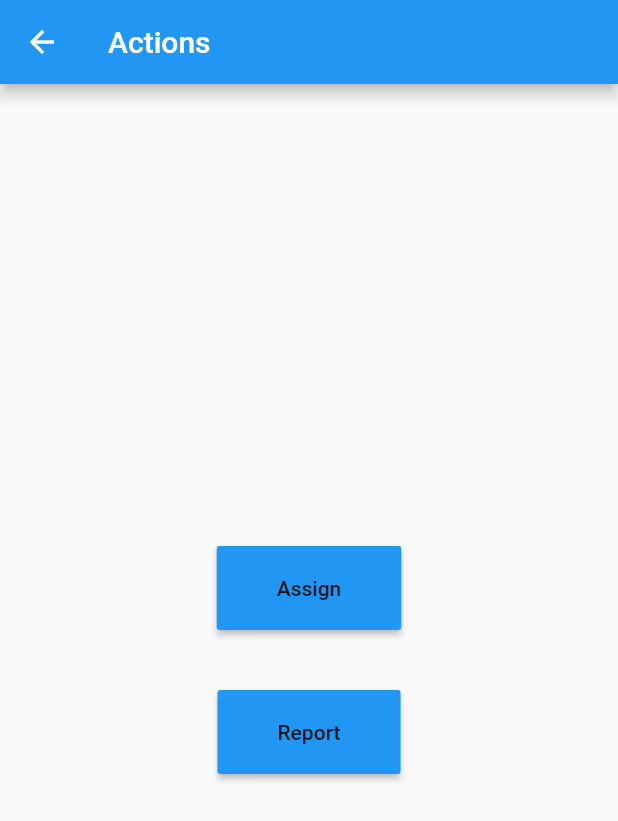
After one commit to iam-srinivas/firebase_login, a Flutter app: the ActionPage screen opened by its route, on a phone screen of 412 x 824 dp. The commit adds this screen. Shown: the top 821 px of the screen. Run offline on Flutter 3.47's test engine with Material 2 defaults, Android fonts, the phone set to English and light mode, and no system bars; our stand-ins replace cloud_firestore, firebase_auth; accounts and stored records are empty.

Commit message:
Actions page Included

```diff
--- /dev/null
+++ b/lib/actions.dart
@@ -0,0 +1,44 @@
+import 'package:flutter/material.dart';
+
+class ActionPage extends StatefulWidget {
+  @override
+  _ActionPageState createState() => _ActionPageState();
+}
+
+class _ActionPageState extends State<ActionPage> {
+  @override
+  Widget build(BuildContext context) {
+    return Scaffold(
+      appBar: AppBar(
+        title: Text('Actions'),
+      ),
+      body: Container(
+        child: Center(
+          child: Column(
+            mainAxisAlignment: MainAxisAlignment.center,
+            children: <Widget>[
+              Padding(
+                padding: EdgeInsets.all(20),
+                child: RaisedButton(
+                  padding: EdgeInsets.fromLTRB(40, 20, 40, 20),
+                  onPressed: () {},
+                  child: Text('Assign'),
+                  color: Colors.blue,
+                ),
+              ),
+              Padding(
+                padding: EdgeInsets.all(20),
+                child: RaisedButton(
+                  padding: EdgeInsets.fromLTRB(40, 20, 40, 20),
+                  onPressed: () {},
+                  child: Text('Report'),
+                  color: Colors.blue,
+                ),
+              ),
+            ],
+          ),
+        ),
+      ),
+    );
+  }
+}
--- a/lib/main.dart
+++ b/lib/main.dart
@@ -1,4 +1,5 @@
 import 'package:flutter/material.dart';
+import 'package:folk/actions.dart';
 import 'package:folk/folklist.dart';
 import 'package:folk/homepage.dart';
 import 'package:folk/loginpage.dart';
@@ -17,6 +18,7 @@ class MyApp extends StatelessWidget {
         "/LoginPage": (BuildContext context) => LoginPage(),
         "/SignupPage": (BuildContext context) => SignupPage(),
         "/FolkList": (BuildContext context) => FolkList(),
+        "/a": (BuildContext context) => ActionPage(),
       },
     );
   }
```
Also changed, not shown: lib/folklist.dart (+9 -3 lines).
